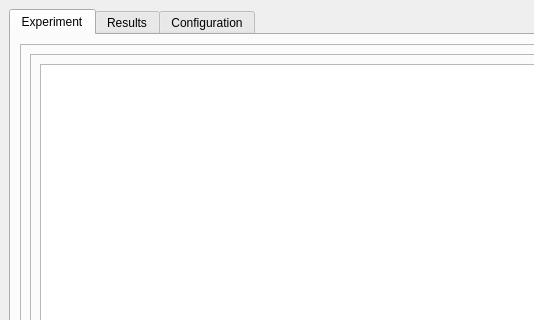
Before: the Qt Designer form MLC/GUI/Autogenerated/mlc_qtcreator/experiment.ui in MachineLearningControl/OpenMLC-Python, drawn with Qt 5; both pictures show x 0 to 534 and y 0 to 320 of the 961 by 568 pixel window.
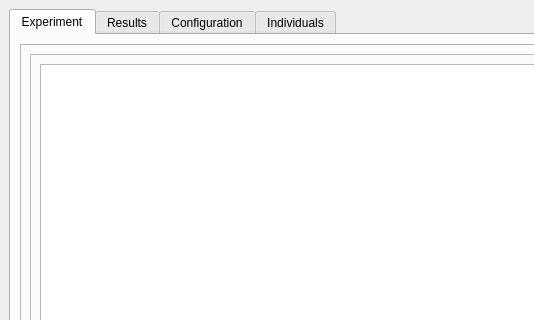
After: the same form once the commit is applied.

Commit message:
Added first individuals tab
* The tab enable/disable mechanism is hardcoded at the moment. Change
  this behaviour to work with the tab name instead of the tab order #48

What changed in the file:
```diff
--- a/MLC/GUI/Autogenerated/mlc_qtcreator/experiment.ui
+++ b/MLC/GUI/Autogenerated/mlc_qtcreator/experiment.ui
@@ -628,6 +628,11 @@
         </item>
        </layout>
       </widget>
+      <widget class="QWidget" name="first_indivs_tab">
+       <attribute name="title">
+        <string>Individuals</string>
+       </attribute>
+      </widget>
      </widget>
     </item>
    </layout>
```
The commit also changes 2 other files.
